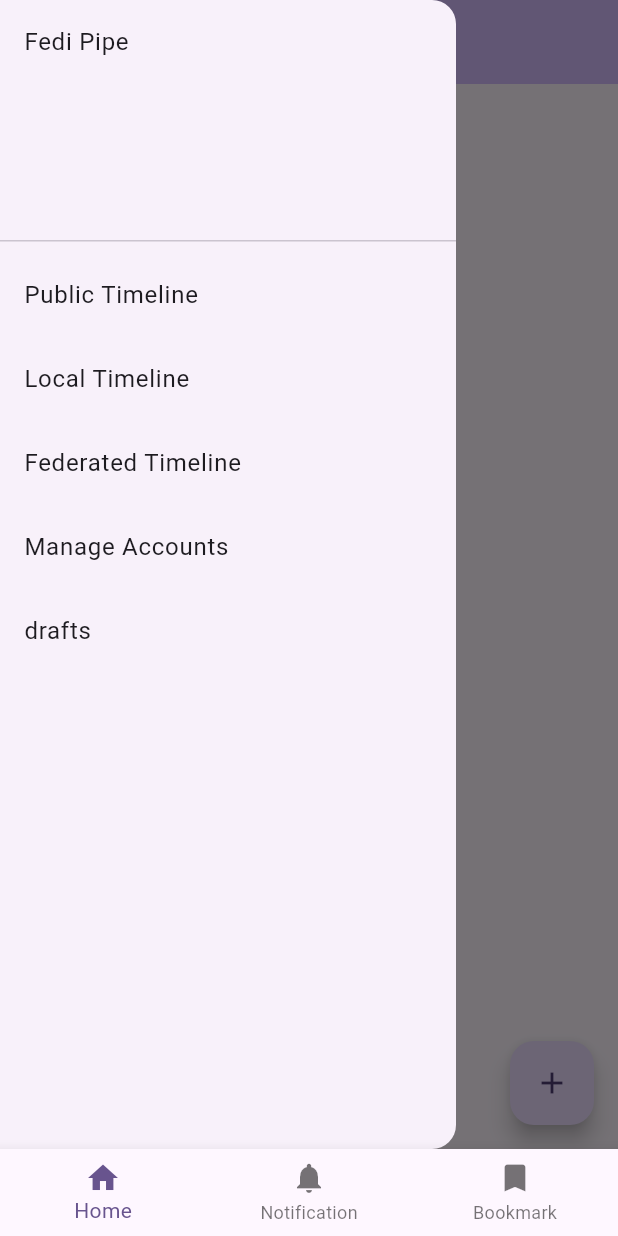
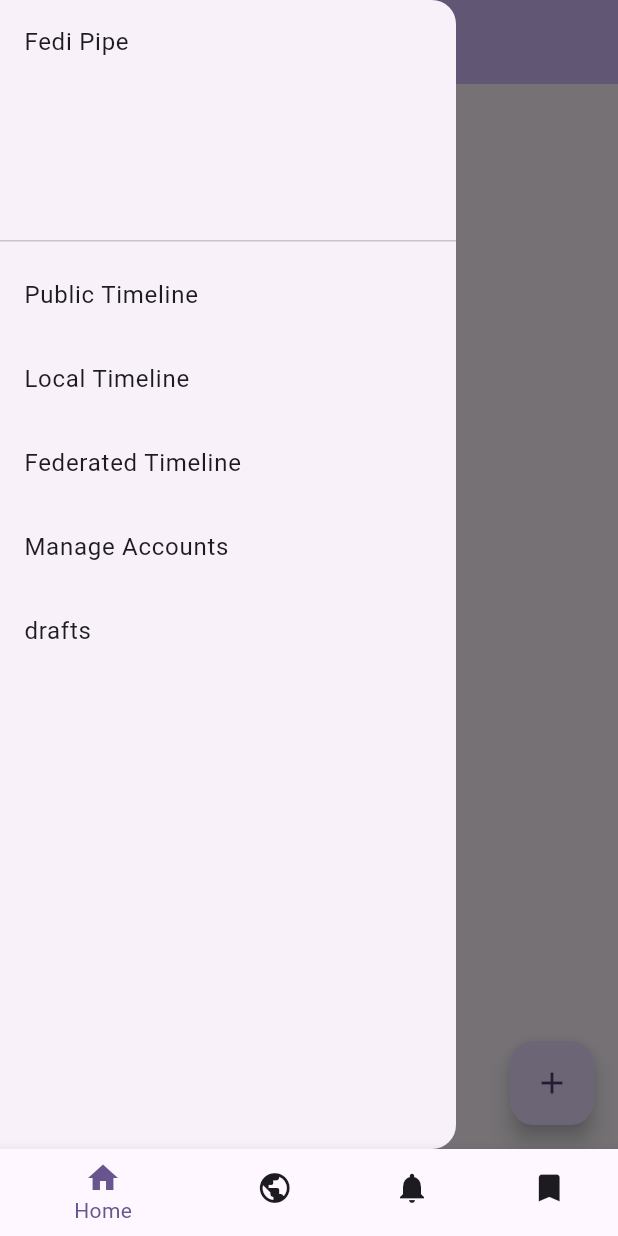
Before and after one commit to fedi-pipe/fedi-pipe, a Flutter app: the MyHomePage screen opened by its route, with the side drawer open, on a phone screen of 412 x 824 dp. Run offline on Flutter 3.47's test engine with Material 3 defaults, Android fonts, the phone set to English and light mode, and no system bars; our stand-ins replace go_router, sqflite; accounts and stored records are empty.

Commit message:
Add home timeline

```diff
--- a/lib/main.dart
+++ b/lib/main.dart
@@ -1,3 +1,4 @@
+import 'package:fedi_pipe/pages/home_timeline_page.dart';
 import 'package:fedi_pipe/pages/manage_accounts_page.dart';
 import 'package:fedi_pipe/pages/add_token_page.dart';
 import 'package:fedi_pipe/pages/bookmark_page.dart';
@@ -125,6 +126,8 @@ class _MyHomePageState extends State<MyHomePage> {
     return Scaffold(
       appBar: null,
       bottomNavigationBar: BottomNavigationBar(
+          selectedItemColor: Theme.of(context).colorScheme.primary,
+          unselectedItemColor: Theme.of(context).colorScheme.onSurface,
           currentIndex: index,
           onTap: (int index) {
             setState(() {
@@ -133,6 +136,7 @@ class _MyHomePageState extends State<MyHomePage> {
           },
           items: [
             BottomNavigationBarItem(icon: Icon(Icons.home), label: 'Home'),
+            BottomNavigationBarItem(icon: Icon(Icons.public), label: 'public'),
             BottomNavigationBarItem(icon: Icon(Icons.notifications), label: 'Notification'),
             BottomNavigationBarItem(icon: Icon(Icons.bookmark), label: 'Bookmark'),
           ]),
@@ -142,6 +146,7 @@ class _MyHomePageState extends State<MyHomePage> {
 
   List<Widget> get pages {
     return [
+      HomeTimelinePage(),
       PublicTimelinePage(),
       NotificationPage(),
       BookmarkPage(),
--- /dev/null
+++ b/lib/pages/home_timeline_page.dart
@@ -0,0 +1,84 @@
+import 'package:fedi_pipe/components/timeline_feed.dart';
+import 'package:fedi_pipe/pages/compose_page.dart';
+import 'package:fedi_pipe/pages/drafts_page.dart';
+import 'package:fedi_pipe/repositories/mastodon/status_repository.dart';
+import 'package:flutter/material.dart';
+import 'package:go_router/go_router.dart';
+
+class HomeTimelinePage extends StatefulWidget {
+  const HomeTimelinePage({Key? key}) : super(key: key);
+
+  @override
+  State<HomeTimelinePage> createState() => _HomeTimelinePageState();
+}
+
+class _HomeTimelinePageState extends State<HomeTimelinePage> {
+  @override
+  Widget build(BuildContext context) {
+    return Scaffold(
+        appBar: AppBar(
+          title: const Text('Home Timeline'),
+          backgroundColor: Theme.of(context).colorScheme.inversePrimary,
+          leading: Builder(builder: (context) {
+            return IconButton(
+              icon: const Icon(Icons.menu),
+              onPressed: () {
+                Scaffold.of(context).openDrawer();
+              },
+            );
+          }),
+        ),
+        floatingActionButton: FloatingActionButton(
+          onPressed: () {
+            Navigator.of(context).push(
+              MaterialPageRoute(builder: (_) => ComposePage()),
+            );
+          },
+          child: const Icon(Icons.add),
+        ),
+        drawer: Drawer(
+          child: ListView(
+            children: [
+              DrawerHeader(
+                child: const Text('Fedi Pipe'),
+                decoration: BoxDecoration(),
+              ),
+              ListTile(
+                title: const Text('Public Timeline'),
+                onTap: () {
+                  Navigator.of(context).pop();
+                },
+              ),
+              ListTile(
+                title: const Text('Local Timeline'),
+                onTap: () {
+                  Navigator.of(context).pushNamed('/local');
+                },
+              ),
+              ListTile(
+                title: const Text('Federated Timeline'),
+                onTap: () {
+                  Navigator.of(context).pushNamed('/federated');
+                },
+              ),
+              ListTile(
+                title: const Text('Manage Accounts'),
+                onTap: () {
+                  context.pushNamed('manage-accounts');
+                },
+              ),
+              ListTile(
+                title: const Text('drafts'),
+                onTap: () {
+                  Navigator.push(
+                    context,
+                    MaterialPageRoute(builder: (context) => DraftsPage()),
+                  );
+                },
+              ),
+            ],
+          ),
+        ),
+        body: TimelineFeed(feedType: FeedType.home));
+  }
+}
```
